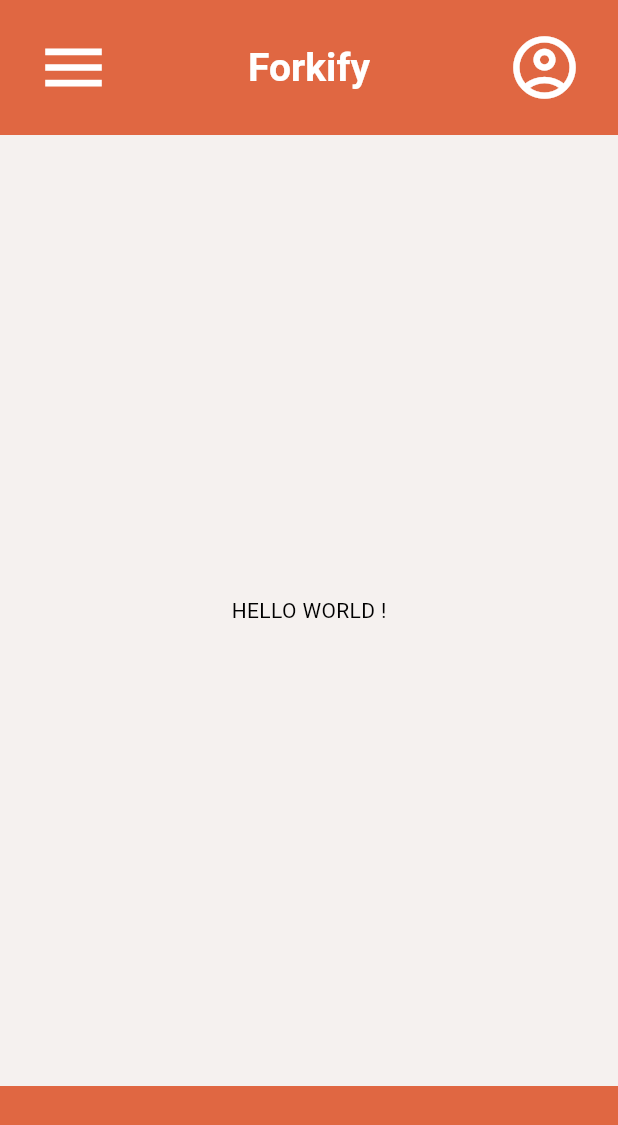
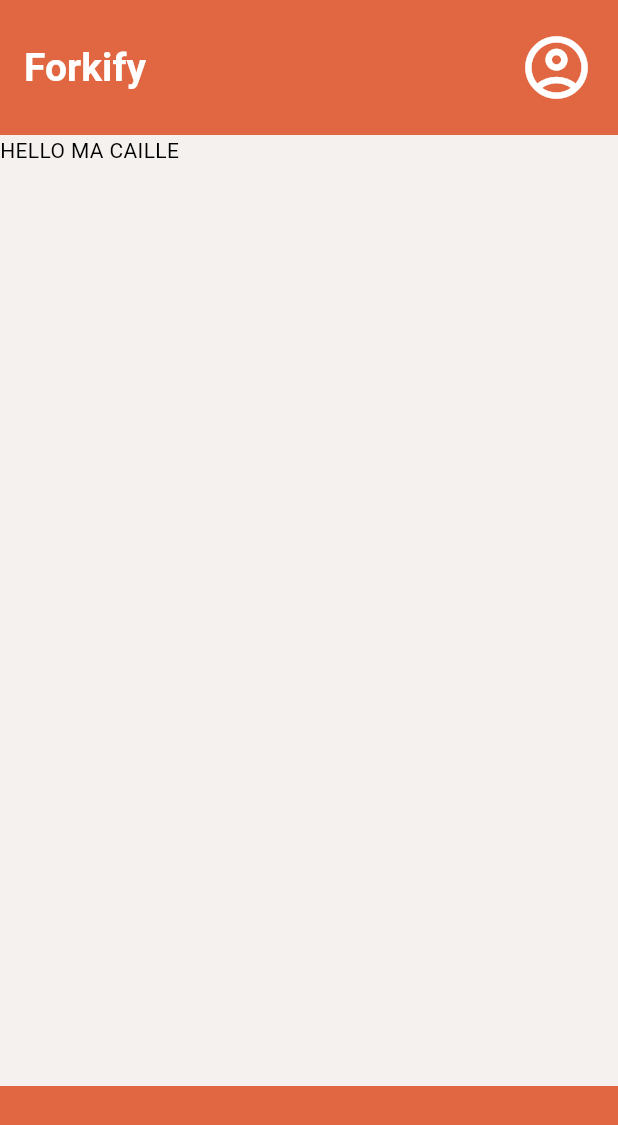
Before and after one commit to YBallanger/forkify, a Flutter app: the screen it shows after launch, on a phone screen of 412 x 824 dp. Shown: the top 1125 px of the screen. Run offline on Flutter 3.47's test engine with Material 3 defaults, Android fonts, the light colour scheme and no system bars; Roboto replaces fonts that are missing (roboto).

Commit message:
🔧 fix : appBar fichier externe

```diff
--- a/lib/main.dart
+++ b/lib/main.dart
@@ -1,5 +1,6 @@
 import 'package:flutter/material.dart';
 import 'package:forkify/res/theme/app_theme.dart';
+import 'package:forkify/view/feature/scaffold/forkify_scaffold.feature.dart';
 
 void main() {
   runApp(const MainApp());
@@ -14,25 +15,8 @@ class MainApp extends StatelessWidget {
       theme: AppTheme.lightTheme,
       home: Builder(
         builder: (context) {
-          return Scaffold(
-            appBar: AppBar(
-              title: Row(
-                mainAxisAlignment: MainAxisAlignment.spaceBetween,
-                crossAxisAlignment: CrossAxisAlignment.center,
-                children: [
-                  IconButton(onPressed: () => {}, icon: Icon(Icons.menu)),
-                  Text("Forkify"),
-                  IconButton(
-                    onPressed: () => {},
-                    icon: Icon(Icons.account_circle_outlined))
-                ],
-              ),
-            ),
-            body: Center(
-              child: const Text("HELLO WORLD !"),
-            ),
-            bottomNavigationBar: Container(
-                height: 100, color: Theme.of(context).colorScheme.primary),
+          return ForkifyScaffold(
+            body: Text("HELLO MA CAILLE"),
           );
         },
       ),
--- /dev/null
+++ b/lib/view/feature/scaffold/forkify_scaffold.feature.dart
@@ -0,0 +1,29 @@
+import 'package:flutter/material.dart';
+
+class ForkifyScaffold extends StatelessWidget {
+  const ForkifyScaffold({
+    super.key,
+    this.body,
+  });
+
+  final Widget? body;
+
+  @override
+  Widget build(BuildContext context) {
+    return Scaffold(
+      appBar: AppBar(
+        title: Text("Forkify"),
+        actions: [
+          Padding(
+            padding: const EdgeInsets.all(8.0),
+            child: IconButton(
+                onPressed: () => {}, icon: Icon(Icons.account_circle_outlined)),
+          )
+        ],
+      ),
+      body: body,
+      bottomNavigationBar:
+          Container(height: 100, color: Theme.of(context).colorScheme.primary),
+    );
+  }
+}
```
